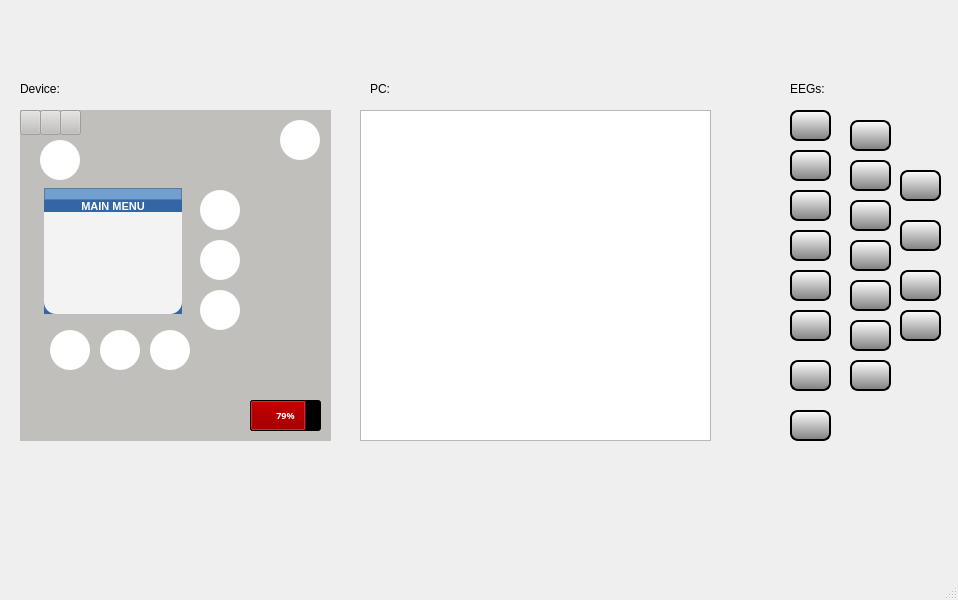
Old version of the form ui/mainwindow.ui in the repository Umar-J/Neureset-Feedback-EEG-Device.
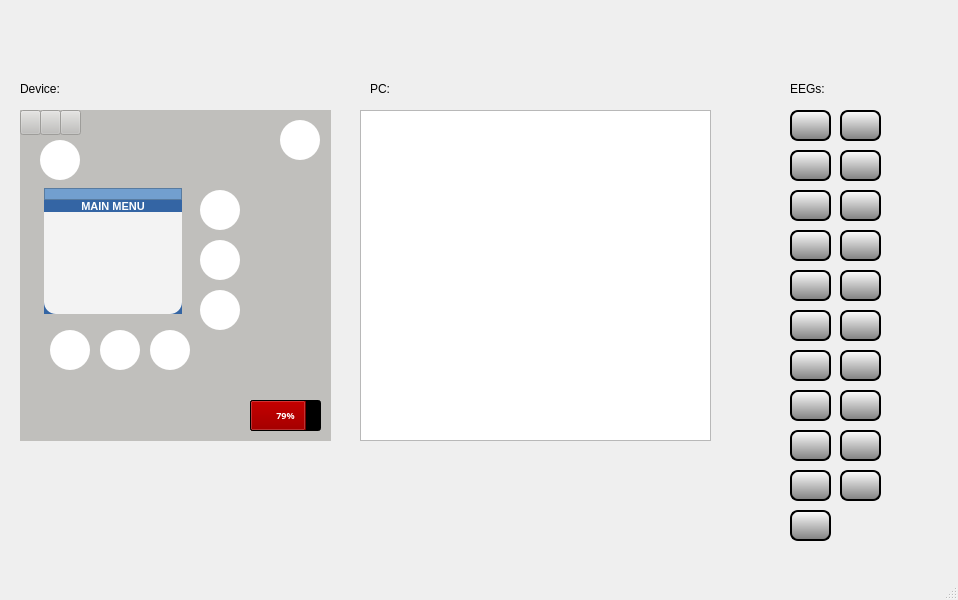
New version of the form. Icons and pictures are not drawn.

Commit message: added electrode funtionality and vector

```diff
--- a/ui/mainwindow.ui
+++ b/ui/mainwindow.ui
@@ -803,690 +803,6 @@
      </rect>
     </property>
    </widget>
-   <widget class="QPushButton" name="applyToSkinButton_4">
-    <property name="geometry">
-     <rect>
-      <x>790</x>
-      <y>190</y>
-      <width>41</width>
-      <height>31</height>
-     </rect>
-    </property>
-    <property name="autoFillBackground">
-     <bool>false</bool>
-    </property>
-    <property name="styleSheet">
-     <string notr="true">QPushButton {
-background-color: qlineargradient(x1: 0, y1: 0, x2: 0, y2: 1, stop: 0 white, stop: 1 grey);
-border-style: solid;
-border-color: black;
-border-width: 2px;
-border-radius: 8px;
-}
-
-QPushButton:pressed {
-	background-color: rgb(87, 227, 137);
-}</string>
-    </property>
-    <property name="text">
-     <string/>
-    </property>
-    <property name="checkable">
-     <bool>true</bool>
-    </property>
-    <property name="default">
-     <bool>true</bool>
-    </property>
-    <property name="flat">
-     <bool>false</bool>
-    </property>
-   </widget>
-   <widget class="QPushButton" name="applyToSkinButton_5">
-    <property name="geometry">
-     <rect>
-      <x>790</x>
-      <y>150</y>
-      <width>41</width>
-      <height>31</height>
-     </rect>
-    </property>
-    <property name="autoFillBackground">
-     <bool>false</bool>
-    </property>
-    <property name="styleSheet">
-     <string notr="true">QPushButton {
-background-color: qlineargradient(x1: 0, y1: 0, x2: 0, y2: 1, stop: 0 white, stop: 1 grey);
-border-style: solid;
-border-color: black;
-border-width: 2px;
-border-radius: 8px;
-}
-
-QPushButton:pressed {
-	background-color: rgb(87, 227, 137);
-}</string>
-    </property>
-    <property name="text">
-     <string/>
-    </property>
-    <property name="checkable">
-     <bool>true</bool>
-    </property>
-    <property name="default">
-     <bool>true</bool>
-    </property>
-    <property name="flat">
-     <bool>false</bool>
-    </property>
-   </widget>
-   <widget class="QPushButton" name="applyToSkinButton_6">
-    <property name="geometry">
-     <rect>
-      <x>790</x>
-      <y>230</y>
-      <width>41</width>
-      <height>31</height>
-     </rect>
-    </property>
-    <property name="autoFillBackground">
-     <bool>false</bool>
-    </property>
-    <property name="styleSheet">
-     <string notr="true">QPushButton {
-background-color: qlineargradient(x1: 0, y1: 0, x2: 0, y2: 1, stop: 0 white, stop: 1 grey);
-border-style: solid;
-border-color: black;
-border-width: 2px;
-border-radius: 8px;
-}
-
-QPushButton:pressed {
-	background-color: rgb(87, 227, 137);
-}</string>
-    </property>
-    <property name="text">
-     <string/>
-    </property>
-    <property name="checkable">
-     <bool>true</bool>
-    </property>
-    <property name="default">
-     <bool>true</bool>
-    </property>
-    <property name="flat">
-     <bool>false</bool>
-    </property>
-   </widget>
-   <widget class="QPushButton" name="applyToSkinButton_7">
-    <property name="geometry">
-     <rect>
-      <x>790</x>
-      <y>270</y>
-      <width>41</width>
-      <height>31</height>
-     </rect>
-    </property>
-    <property name="autoFillBackground">
-     <bool>false</bool>
-    </property>
-    <property name="styleSheet">
-     <string notr="true">QPushButton {
-background-color: qlineargradient(x1: 0, y1: 0, x2: 0, y2: 1, stop: 0 white, stop: 1 grey);
-border-style: solid;
-border-color: black;
-border-width: 2px;
-border-radius: 8px;
-}
-
-QPushButton:pressed {
-	background-color: rgb(87, 227, 137);
-}</string>
-    </property>
-    <property name="text">
-     <string/>
-    </property>
-    <property name="checkable">
-     <bool>true</bool>
-    </property>
-    <property name="default">
-     <bool>true</bool>
-    </property>
-    <property name="flat">
-     <bool>false</bool>
-    </property>
-   </widget>
-   <widget class="QPushButton" name="applyToSkinButton_8">
-    <property name="geometry">
-     <rect>
-      <x>850</x>
-      <y>160</y>
-      <width>41</width>
-      <height>31</height>
-     </rect>
-    </property>
-    <property name="autoFillBackground">
-     <bool>false</bool>
-    </property>
-    <property name="styleSheet">
-     <string notr="true">QPushButton {
-background-color: qlineargradient(x1: 0, y1: 0, x2: 0, y2: 1, stop: 0 white, stop: 1 grey);
-border-style: solid;
-border-color: black;
-border-width: 2px;
-border-radius: 8px;
-}
-
-QPushButton:pressed {
-	background-color: rgb(87, 227, 137);
-}</string>
-    </property>
-    <property name="text">
-     <string/>
-    </property>
-    <property name="checkable">
-     <bool>true</bool>
-    </property>
-    <property name="default">
-     <bool>true</bool>
-    </property>
-    <property name="flat">
-     <bool>false</bool>
-    </property>
-   </widget>
-   <widget class="QPushButton" name="applyToSkinButton_9">
-    <property name="geometry">
-     <rect>
-      <x>850</x>
-      <y>120</y>
-      <width>41</width>
-      <height>31</height>
-     </rect>
-    </property>
-    <property name="autoFillBackground">
-     <bool>false</bool>
-    </property>
-    <property name="styleSheet">
-     <string notr="true">QPushButton {
-background-color: qlineargradient(x1: 0, y1: 0, x2: 0, y2: 1, stop: 0 white, stop: 1 grey);
-border-style: solid;
-border-color: black;
-border-width: 2px;
-border-radius: 8px;
-}
-
-QPushButton:pressed {
-	background-color: rgb(87, 227, 137);
-}</string>
-    </property>
-    <property name="text">
-     <string/>
-    </property>
-    <property name="checkable">
-     <bool>true</bool>
-    </property>
-    <property name="default">
-     <bool>true</bool>
-    </property>
-    <property name="flat">
-     <bool>false</bool>
-    </property>
-   </widget>
-   <widget class="QPushButton" name="applyToSkinButton_10">
-    <property name="geometry">
-     <rect>
-      <x>850</x>
-      <y>200</y>
-      <width>41</width>
-      <height>31</height>
-     </rect>
-    </property>
-    <property name="autoFillBackground">
-     <bool>false</bool>
-    </property>
-    <property name="styleSheet">
-     <string notr="true">QPushButton {
-background-color: qlineargradient(x1: 0, y1: 0, x2: 0, y2: 1, stop: 0 white, stop: 1 grey);
-border-style: solid;
-border-color: black;
-border-width: 2px;
-border-radius: 8px;
-}
-
-QPushButton:pressed {
-	background-color: rgb(87, 227, 137);
-}</string>
-    </property>
-    <property name="text">
-     <string/>
-    </property>
-    <property name="checkable">
-     <bool>true</bool>
-    </property>
-    <property name="default">
-     <bool>true</bool>
-    </property>
-    <property name="flat">
-     <bool>false</bool>
-    </property>
-   </widget>
-   <widget class="QPushButton" name="applyToSkinButton_11">
-    <property name="geometry">
-     <rect>
-      <x>850</x>
-      <y>280</y>
-      <width>41</width>
-      <height>31</height>
-     </rect>
-    </property>
-    <property name="autoFillBackground">
-     <bool>false</bool>
-    </property>
-    <property name="styleSheet">
-     <string notr="true">QPushButton {
-background-color: qlineargradient(x1: 0, y1: 0, x2: 0, y2: 1, stop: 0 white, stop: 1 grey);
-border-style: solid;
-border-color: black;
-border-width: 2px;
-border-radius: 8px;
-}
-
-QPushButton:pressed {
-	background-color: rgb(87, 227, 137);
-}</string>
-    </property>
-    <property name="text">
-     <string/>
-    </property>
-    <property name="checkable">
-     <bool>true</bool>
-    </property>
-    <property name="default">
-     <bool>true</bool>
-    </property>
-    <property name="flat">
-     <bool>false</bool>
-    </property>
-   </widget>
-   <widget class="QPushButton" name="applyToSkinButton_12">
-    <property name="geometry">
-     <rect>
-      <x>850</x>
-      <y>240</y>
-      <width>41</width>
-      <height>31</height>
-     </rect>
-    </property>
-    <property name="autoFillBackground">
-     <bool>false</bool>
-    </property>
-    <property name="styleSheet">
-     <string notr="true">QPushButton {
-background-color: qlineargradient(x1: 0, y1: 0, x2: 0, y2: 1, stop: 0 white, stop: 1 grey);
-border-style: solid;
-border-color: black;
-border-width: 2px;
-border-radius: 8px;
-}
-
-QPushButton:pressed {
-	background-color: rgb(87, 227, 137);
-}</string>
-    </property>
-    <property name="text">
-     <string/>
-    </property>
-    <property name="checkable">
-     <bool>true</bool>
-    </property>
-    <property name="default">
-     <bool>true</bool>
-    </property>
-    <property name="flat">
-     <bool>false</bool>
-    </property>
-   </widget>
-   <widget class="QPushButton" name="applyToSkinButton_13">
-    <property name="geometry">
-     <rect>
-      <x>790</x>
-      <y>310</y>
-      <width>41</width>
-      <height>31</height>
-     </rect>
-    </property>
-    <property name="autoFillBackground">
-     <bool>false</bool>
-    </property>
-    <property name="styleSheet">
-     <string notr="true">QPushButton {
-background-color: qlineargradient(x1: 0, y1: 0, x2: 0, y2: 1, stop: 0 white, stop: 1 grey);
-border-style: solid;
-border-color: black;
-border-width: 2px;
-border-radius: 8px;
-}
-
-QPushButton:pressed {
-	background-color: rgb(87, 227, 137);
-}</string>
-    </property>
-    <property name="text">
-     <string/>
-    </property>
-    <property name="checkable">
-     <bool>true</bool>
-    </property>
-    <property name="default">
-     <bool>true</bool>
-    </property>
-    <property name="flat">
-     <bool>false</bool>
-    </property>
-   </widget>
-   <widget class="QPushButton" name="applyToSkinButton_14">
-    <property name="geometry">
-     <rect>
-      <x>790</x>
-      <y>360</y>
-      <width>41</width>
-      <height>31</height>
-     </rect>
-    </property>
-    <property name="autoFillBackground">
-     <bool>false</bool>
-    </property>
-    <property name="styleSheet">
-     <string notr="true">QPushButton {
-background-color: qlineargradient(x1: 0, y1: 0, x2: 0, y2: 1, stop: 0 white, stop: 1 grey);
-border-style: solid;
-border-color: black;
-border-width: 2px;
-border-radius: 8px;
-}
-
-QPushButton:pressed {
-	background-color: rgb(87, 227, 137);
-}</string>
-    </property>
-    <property name="text">
-     <string/>
-    </property>
-    <property name="checkable">
-     <bool>true</bool>
-    </property>
-    <property name="default">
-     <bool>true</bool>
-    </property>
-    <property name="flat">
-     <bool>false</bool>
-    </property>
-   </widget>
-   <widget class="QPushButton" name="applyToSkinButton_15">
-    <property name="geometry">
-     <rect>
-      <x>790</x>
-      <y>410</y>
-      <width>41</width>
-      <height>31</height>
-     </rect>
-    </property>
-    <property name="autoFillBackground">
-     <bool>false</bool>
-    </property>
-    <property name="styleSheet">
-     <string notr="true">QPushButton {
-background-color: qlineargradient(x1: 0, y1: 0, x2: 0, y2: 1, stop: 0 white, stop: 1 grey);
-border-style: solid;
-border-color: black;
-border-width: 2px;
-border-radius: 8px;
-}
-
-QPushButton:pressed {
-	background-color: rgb(87, 227, 137);
-}</string>
-    </property>
-    <property name="text">
-     <string/>
-    </property>
-    <property name="checkable">
-     <bool>true</bool>
-    </property>
-    <property name="default">
-     <bool>true</bool>
-    </property>
-    <property name="flat">
-     <bool>false</bool>
-    </property>
-   </widget>
-   <widget class="QPushButton" name="applyToSkinButton_16">
-    <property name="geometry">
-     <rect>
-      <x>850</x>
-      <y>320</y>
-      <width>41</width>
-      <height>31</height>
-     </rect>
-    </property>
-    <property name="autoFillBackground">
-     <bool>false</bool>
-    </property>
-    <property name="styleSheet">
-     <string notr="true">QPushButton {
-background-color: qlineargradient(x1: 0, y1: 0, x2: 0, y2: 1, stop: 0 white, stop: 1 grey);
-border-style: solid;
-border-color: black;
-border-width: 2px;
-border-radius: 8px;
-}
-
-QPushButton:pressed {
-	background-color: rgb(87, 227, 137);
-}</string>
-    </property>
-    <property name="text">
-     <string/>
-    </property>
-    <property name="checkable">
-     <bool>true</bool>
-    </property>
-    <property name="default">
-     <bool>true</bool>
-    </property>
-    <property name="flat">
-     <bool>false</bool>
-    </property>
-   </widget>
-   <widget class="QPushButton" name="applyToSkinButton_17">
-    <property name="geometry">
-     <rect>
-      <x>850</x>
-      <y>360</y>
-      <width>41</width>
-      <height>31</height>
-     </rect>
-    </property>
-    <property name="autoFillBackground">
-     <bool>false</bool>
-    </property>
-    <property name="styleSheet">
-     <string notr="true">QPushButton {
-background-color: qlineargradient(x1: 0, y1: 0, x2: 0, y2: 1, stop: 0 white, stop: 1 grey);
-border-style: solid;
-border-color: black;
-border-width: 2px;
-border-radius: 8px;
-}
-
-QPushButton:pressed {
-	background-color: rgb(87, 227, 137);
-}</string>
-    </property>
-    <property name="text">
-     <string/>
-    </property>
-    <property name="checkable">
-     <bool>true</bool>
-    </property>
-    <property name="default">
-     <bool>true</bool>
-    </property>
-    <property name="flat">
-     <bool>false</bool>
-    </property>
-   </widget>
-   <widget class="QPushButton" name="applyToSkinButton_18">
-    <property name="geometry">
-     <rect>
-      <x>900</x>
-      <y>220</y>
-      <width>41</width>
-      <height>31</height>
-     </rect>
-    </property>
-    <property name="autoFillBackground">
-     <bool>false</bool>
-    </property>
-    <property name="styleSheet">
-     <string notr="true">QPushButton {
-background-color: qlineargradient(x1: 0, y1: 0, x2: 0, y2: 1, stop: 0 white, stop: 1 grey);
-border-style: solid;
-border-color: black;
-border-width: 2px;
-border-radius: 8px;
-}
-
-QPushButton:pressed {
-	background-color: rgb(87, 227, 137);
-}</string>
-    </property>
-    <property name="text">
-     <string/>
-    </property>
-    <property name="checkable">
-     <bool>true</bool>
-    </property>
-    <property name="default">
-     <bool>true</bool>
-    </property>
-    <property name="flat">
-     <bool>false</bool>
-    </property>
-   </widget>
-   <widget class="QPushButton" name="applyToSkinButton_19">
-    <property name="geometry">
-     <rect>
-      <x>900</x>
-      <y>170</y>
-      <width>41</width>
-      <height>31</height>
-     </rect>
-    </property>
-    <property name="autoFillBackground">
-     <bool>false</bool>
-    </property>
-    <property name="styleSheet">
-     <string notr="true">QPushButton {
-background-color: qlineargradient(x1: 0, y1: 0, x2: 0, y2: 1, stop: 0 white, stop: 1 grey);
-border-style: solid;
-border-color: black;
-border-width: 2px;
-border-radius: 8px;
-}
-
-QPushButton:pressed {
-	background-color: rgb(87, 227, 137);
-}</string>
-    </property>
-    <property name="text">
-     <string/>
-    </property>
-    <property name="checkable">
-     <bool>true</bool>
-    </property>
-    <property name="default">
-     <bool>true</bool>
-    </property>
-    <property name="flat">
-     <bool>false</bool>
-    </property>
-   </widget>
-   <widget class="QPushButton" name="applyToSkinButton_20">
-    <property name="geometry">
-     <rect>
-      <x>900</x>
-      <y>270</y>
-      <width>41</width>
-      <height>31</height>
-     </rect>
-    </property>
-    <property name="autoFillBackground">
-     <bool>false</bool>
-    </property>
-    <property name="styleSheet">
-     <string notr="true">QPushButton {
-background-color: qlineargradient(x1: 0, y1: 0, x2: 0, y2: 1, stop: 0 white, stop: 1 grey);
-border-style: solid;
-border-color: black;
-border-width: 2px;
-border-radius: 8px;
-}
-
-QPushButton:pressed {
-	background-color: rgb(87, 227, 137);
-}</string>
-    </property>
-    <property name="text">
-     <string/>
-    </property>
-    <property name="checkable">
-     <bool>true</bool>
-    </property>
-    <property name="default">
-     <bool>true</bool>
-    </property>
-    <property name="flat">
-     <bool>false</bool>
-    </property>
-   </widget>
-   <widget class="QPushButton" name="applyToSkinButton_21">
-    <property name="geometry">
-     <rect>
-      <x>900</x>
-      <y>310</y>
-      <width>41</width>
-      <height>31</height>
-     </rect>
-    </property>
-    <property name="autoFillBackground">
-     <bool>false</bool>
-    </property>
-    <property name="styleSheet">
-     <string notr="true">QPushButton {
-background-color: qlineargradient(x1: 0, y1: 0, x2: 0, y2: 1, stop: 0 white, stop: 1 grey);
-border-style: solid;
-border-color: black;
-border-width: 2px;
-border-radius: 8px;
-}
-
-QPushButton:pressed {
-	background-color: rgb(87, 227, 137);
-}</string>
-    </property>
-    <property name="text">
-     <string/>
-    </property>
-    <property name="checkable">
-     <bool>true</bool>
-    </property>
-    <property name="default">
-     <bool>true</bool>
-    </property>
-    <property name="flat">
-     <bool>false</bool>
-    </property>
-   </widget>
    <widget class="QLabel" name="label">
     <property name="geometry">
      <rect>
@@ -1526,6 +842,766 @@
      <string>Device:</string>
     </property>
    </widget>
+   <widget class="QPushButton" name="electrode_1">
+    <property name="geometry">
+     <rect>
+      <x>790</x>
+      <y>150</y>
+      <width>41</width>
+      <height>31</height>
+     </rect>
+    </property>
+    <property name="autoFillBackground">
+     <bool>false</bool>
+    </property>
+    <property name="styleSheet">
+     <string notr="true">QPushButton {
+background-color: qlineargradient(x1: 0, y1: 0, x2: 0, y2: 1, stop: 0 white, stop: 1 grey);
+border-style: solid;
+border-color: black;
+border-width: 2px;
+border-radius: 8px;
+}
+
+QPushButton:pressed {
+	background-color: rgb(87, 227, 137);
+}</string>
+    </property>
+    <property name="text">
+     <string/>
+    </property>
+    <property name="checkable">
+     <bool>true</bool>
+    </property>
+    <property name="default">
+     <bool>true</bool>
+    </property>
+    <property name="flat">
+     <bool>false</bool>
+    </property>
+   </widget>
+   <widget class="QPushButton" name="electrode_2">
+    <property name="geometry">
+     <rect>
+      <x>790</x>
+      <y>190</y>
+      <width>41</width>
+      <height>31</height>
+     </rect>
+    </property>
+    <property name="autoFillBackground">
+     <bool>false</bool>
+    </property>
+    <property name="styleSheet">
+     <string notr="true">QPushButton {
+background-color: qlineargradient(x1: 0, y1: 0, x2: 0, y2: 1, stop: 0 white, stop: 1 grey);
+border-style: solid;
+border-color: black;
+border-width: 2px;
+border-radius: 8px;
+}
+
+QPushButton:pressed {
+	background-color: rgb(87, 227, 137);
+}</string>
+    </property>
+    <property name="text">
+     <string/>
+    </property>
+    <property name="checkable">
+     <bool>true</bool>
+    </property>
+    <property name="default">
+     <bool>true</bool>
+    </property>
+    <property name="flat">
+     <bool>false</bool>
+    </property>
+   </widget>
+   <widget class="QPushButton" name="electrode_3">
+    <property name="geometry">
+     <rect>
+      <x>790</x>
+      <y>230</y>
+      <width>41</width>
+      <height>31</height>
+     </rect>
+    </property>
+    <property name="autoFillBackground">
+     <bool>false</bool>
+    </property>
+    <property name="styleSheet">
+     <string notr="true">QPushButton {
+background-color: qlineargradient(x1: 0, y1: 0, x2: 0, y2: 1, stop: 0 white, stop: 1 grey);
+border-style: solid;
+border-color: black;
+border-width: 2px;
+border-radius: 8px;
+}
+
+QPushButton:pressed {
+	background-color: rgb(87, 227, 137);
+}</string>
+    </property>
+    <property name="text">
+     <string/>
+    </property>
+    <property name="checkable">
+     <bool>true</bool>
+    </property>
+    <property name="default">
+     <bool>true</bool>
+    </property>
+    <property name="flat">
+     <bool>false</bool>
+    </property>
+   </widget>
+   <widget class="QPushButton" name="electrode_4">
+    <property name="geometry">
+     <rect>
+      <x>790</x>
+      <y>270</y>
+      <width>41</width>
+      <height>31</height>
+     </rect>
+    </property>
+    <property name="autoFillBackground">
+     <bool>false</bool>
+    </property>
+    <property name="styleSheet">
+     <string notr="true">QPushButton {
+background-color: qlineargradient(x1: 0, y1: 0, x2: 0, y2: 1, stop: 0 white, stop: 1 grey);
+border-style: solid;
+border-color: black;
+border-width: 2px;
+border-radius: 8px;
+}
+
+QPushButton:pressed {
+	background-color: rgb(87, 227, 137);
+}</string>
+    </property>
+    <property name="text">
+     <string/>
+    </property>
+    <property name="checkable">
+     <bool>true</bool>
+    </property>
+    <property name="default">
+     <bool>true</bool>
+    </property>
+    <property name="flat">
+     <bool>false</bool>
+    </property>
+   </widget>
+   <widget class="QPushButton" name="electrode_5">
+    <property name="geometry">
+     <rect>
+      <x>790</x>
+      <y>310</y>
+      <width>41</width>
+      <height>31</height>
+     </rect>
+    </property>
+    <property name="autoFillBackground">
+     <bool>false</bool>
+    </property>
+    <property name="styleSheet">
+     <string notr="true">QPushButton {
+background-color: qlineargradient(x1: 0, y1: 0, x2: 0, y2: 1, stop: 0 white, stop: 1 grey);
+border-style: solid;
+border-color: black;
+border-width: 2px;
+border-radius: 8px;
+}
+
+QPushButton:pressed {
+	background-color: rgb(87, 227, 137);
+}</string>
+    </property>
+    <property name="text">
+     <string/>
+    </property>
+    <property name="checkable">
+     <bool>true</bool>
+    </property>
+    <property name="default">
+     <bool>true</bool>
+    </property>
+    <property name="flat">
+     <bool>false</bool>
+    </property>
+   </widget>
+   <widget class="QPushButton" name="electrode_6">
+    <property name="geometry">
+     <rect>
+      <x>790</x>
+      <y>350</y>
+      <width>41</width>
+      <height>31</height>
+     </rect>
+    </property>
+    <property name="autoFillBackground">
+     <bool>false</bool>
+    </property>
+    <property name="styleSheet">
+     <string notr="true">QPushButton {
+background-color: qlineargradient(x1: 0, y1: 0, x2: 0, y2: 1, stop: 0 white, stop: 1 grey);
+border-style: solid;
+border-color: black;
+border-width: 2px;
+border-radius: 8px;
+}
+
+QPushButton:pressed {
+	background-color: rgb(87, 227, 137);
+}</string>
+    </property>
+    <property name="text">
+     <string/>
+    </property>
+    <property name="checkable">
+     <bool>true</bool>
+    </property>
+    <property name="default">
+     <bool>true</bool>
+    </property>
+    <property name="flat">
+     <bool>false</bool>
+    </property>
+   </widget>
+   <widget class="QPushButton" name="electrode_7">
+    <property name="geometry">
+     <rect>
+      <x>790</x>
+      <y>390</y>
+      <width>41</width>
+      <height>31</height>
+     </rect>
+    </property>
+    <property name="autoFillBackground">
+     <bool>false</bool>
+    </property>
+    <property name="styleSheet">
+     <string notr="true">QPushButton {
+background-color: qlineargradient(x1: 0, y1: 0, x2: 0, y2: 1, stop: 0 white, stop: 1 grey);
+border-style: solid;
+border-color: black;
+border-width: 2px;
+border-radius: 8px;
+}
+
+QPushButton:pressed {
+	background-color: rgb(87, 227, 137);
+}</string>
+    </property>
+    <property name="text">
+     <string/>
+    </property>
+    <property name="checkable">
+     <bool>true</bool>
+    </property>
+    <property name="default">
+     <bool>true</bool>
+    </property>
+    <property name="flat">
+     <bool>false</bool>
+    </property>
+   </widget>
+   <widget class="QPushButton" name="electrode_8">
+    <property name="geometry">
+     <rect>
+      <x>790</x>
+      <y>430</y>
+      <width>41</width>
+      <height>31</height>
+     </rect>
+    </property>
+    <property name="autoFillBackground">
+     <bool>false</bool>
+    </property>
+    <property name="styleSheet">
+     <string notr="true">QPushButton {
+background-color: qlineargradient(x1: 0, y1: 0, x2: 0, y2: 1, stop: 0 white, stop: 1 grey);
+border-style: solid;
+border-color: black;
+border-width: 2px;
+border-radius: 8px;
+}
+
+QPushButton:pressed {
+	background-color: rgb(87, 227, 137);
+}</string>
+    </property>
+    <property name="text">
+     <string/>
+    </property>
+    <property name="checkable">
+     <bool>true</bool>
+    </property>
+    <property name="default">
+     <bool>true</bool>
+    </property>
+    <property name="flat">
+     <bool>false</bool>
+    </property>
+   </widget>
+   <widget class="QPushButton" name="electrode_9">
+    <property name="geometry">
+     <rect>
+      <x>790</x>
+      <y>470</y>
+      <width>41</width>
+      <height>31</height>
+     </rect>
+    </property>
+    <property name="autoFillBackground">
+     <bool>false</bool>
+    </property>
+    <property name="styleSheet">
+     <string notr="true">QPushButton {
+background-color: qlineargradient(x1: 0, y1: 0, x2: 0, y2: 1, stop: 0 white, stop: 1 grey);
+border-style: solid;
+border-color: black;
+border-width: 2px;
+border-radius: 8px;
+}
+
+QPushButton:pressed {
+	background-color: rgb(87, 227, 137);
+}</string>
+    </property>
+    <property name="text">
+     <string/>
+    </property>
+    <property name="checkable">
+     <bool>true</bool>
+    </property>
+    <property name="default">
+     <bool>true</bool>
+    </property>
+    <property name="flat">
+     <bool>false</bool>
+    </property>
+   </widget>
+   <widget class="QPushButton" name="electrode_10">
+    <property name="geometry">
+     <rect>
+      <x>790</x>
+      <y>510</y>
+      <width>41</width>
+      <height>31</height>
+     </rect>
+    </property>
+    <property name="autoFillBackground">
+     <bool>false</bool>
+    </property>
+    <property name="styleSheet">
+     <string notr="true">QPushButton {
+background-color: qlineargradient(x1: 0, y1: 0, x2: 0, y2: 1, stop: 0 white, stop: 1 grey);
+border-style: solid;
+border-color: black;
+border-width: 2px;
+border-radius: 8px;
+}
+
+QPushButton:pressed {
+	background-color: rgb(87, 227, 137);
+}</string>
+    </property>
+    <property name="text">
+     <string/>
+    </property>
+    <property name="checkable">
+     <bool>true</bool>
+    </property>
+    <property name="default">
+     <bool>true</bool>
+    </property>
+    <property name="flat">
+     <bool>false</bool>
+    </property>
+   </widget>
+   <widget class="QPushButton" name="electrode_11">
+    <property name="geometry">
+     <rect>
+      <x>840</x>
+      <y>110</y>
+      <width>41</width>
+      <height>31</height>
+     </rect>
+    </property>
+    <property name="autoFillBackground">
+     <bool>false</bool>
+    </property>
+    <property name="styleSheet">
+     <string notr="true">QPushButton {
+background-color: qlineargradient(x1: 0, y1: 0, x2: 0, y2: 1, stop: 0 white, stop: 1 grey);
+border-style: solid;
+border-color: black;
+border-width: 2px;
+border-radius: 8px;
+}
+
+QPushButton:pressed {
+	background-color: rgb(87, 227, 137);
+}</string>
+    </property>
+    <property name="text">
+     <string/>
+    </property>
+    <property name="checkable">
+     <bool>true</bool>
+    </property>
+    <property name="default">
+     <bool>true</bool>
+    </property>
+    <property name="flat">
+     <bool>false</bool>
+    </property>
+   </widget>
+   <widget class="QPushButton" name="electrode_12">
+    <property name="geometry">
+     <rect>
+      <x>840</x>
+      <y>150</y>
+      <width>41</width>
+      <height>31</height>
+     </rect>
+    </property>
+    <property name="autoFillBackground">
+     <bool>false</bool>
+    </property>
+    <property name="styleSheet">
+     <string notr="true">QPushButton {
+background-color: qlineargradient(x1: 0, y1: 0, x2: 0, y2: 1, stop: 0 white, stop: 1 grey);
+border-style: solid;
+border-color: black;
+border-width: 2px;
+border-radius: 8px;
+}
+
+QPushButton:pressed {
+	background-color: rgb(87, 227, 137);
+}</string>
+    </property>
+    <property name="text">
+     <string/>
+    </property>
+    <property name="checkable">
+     <bool>true</bool>
+    </property>
+    <property name="default">
+     <bool>true</bool>
+    </property>
+    <property name="flat">
+     <bool>false</bool>
+    </property>
+   </widget>
+   <widget class="QPushButton" name="electrode_13">
+    <property name="geometry">
+     <rect>
+      <x>840</x>
+      <y>190</y>
+      <width>41</width>
+      <height>31</height>
+     </rect>
+    </property>
+    <property name="autoFillBackground">
+     <bool>false</bool>
+    </property>
+    <property name="styleSheet">
+     <string notr="true">QPushButton {
+background-color: qlineargradient(x1: 0, y1: 0, x2: 0, y2: 1, stop: 0 white, stop: 1 grey);
+border-style: solid;
+border-color: black;
+border-width: 2px;
+border-radius: 8px;
+}
+
+QPushButton:pressed {
+	background-color: rgb(87, 227, 137);
+}</string>
+    </property>
+    <property name="text">
+     <string/>
+    </property>
+    <property name="checkable">
+     <bool>true</bool>
+    </property>
+    <property name="default">
+     <bool>true</bool>
+    </property>
+    <property name="flat">
+     <bool>false</bool>
+    </property>
+   </widget>
+   <widget class="QPushButton" name="electrode_14">
+    <property name="geometry">
+     <rect>
+      <x>840</x>
+      <y>230</y>
+      <width>41</width>
+      <height>31</height>
+     </rect>
+    </property>
+    <property name="autoFillBackground">
+     <bool>false</bool>
+    </property>
+    <property name="styleSheet">
+     <string notr="true">QPushButton {
+background-color: qlineargradient(x1: 0, y1: 0, x2: 0, y2: 1, stop: 0 white, stop: 1 grey);
+border-style: solid;
+border-color: black;
+border-width: 2px;
+border-radius: 8px;
+}
+
+QPushButton:pressed {
+	background-color: rgb(87, 227, 137);
+}</string>
+    </property>
+    <property name="text">
+     <string/>
+    </property>
+    <property name="checkable">
+     <bool>true</bool>
+    </property>
+    <property name="default">
+     <bool>true</bool>
+    </property>
+    <property name="flat">
+     <bool>false</bool>
+    </property>
+   </widget>
+   <widget class="QPushButton" name="electrode_15">
+    <property name="geometry">
+     <rect>
+      <x>840</x>
+      <y>270</y>
+      <width>41</width>
+      <height>31</height>
+     </rect>
+    </property>
+    <property name="autoFillBackground">
+     <bool>false</bool>
+    </property>
+    <property name="styleSheet">
+     <string notr="true">QPushButton {
+background-color: qlineargradient(x1: 0, y1: 0, x2: 0, y2: 1, stop: 0 white, stop: 1 grey);
+border-style: solid;
+border-color: black;
+border-width: 2px;
+border-radius: 8px;
+}
+
+QPushButton:pressed {
+	background-color: rgb(87, 227, 137);
+}</string>
+    </property>
+    <property name="text">
+     <string/>
+    </property>
+    <property name="checkable">
+     <bool>true</bool>
+    </property>
+    <property name="default">
+     <bool>true</bool>
+    </property>
+    <property name="flat">
+     <bool>false</bool>
+    </property>
+   </widget>
+   <widget class="QPushButton" name="electrode_16">
+    <property name="geometry">
+     <rect>
+      <x>840</x>
+      <y>310</y>
+      <width>41</width>
+      <height>31</height>
+     </rect>
+    </property>
+    <property name="autoFillBackground">
+     <bool>false</bool>
+    </property>
+    <property name="styleSheet">
+     <string notr="true">QPushButton {
+background-color: qlineargradient(x1: 0, y1: 0, x2: 0, y2: 1, stop: 0 white, stop: 1 grey);
+border-style: solid;
+border-color: black;
+border-width: 2px;
+border-radius: 8px;
+}
+
+QPushButton:pressed {
+	background-color: rgb(87, 227, 137);
+}</string>
+    </property>
+    <property name="text">
+     <string/>
+    </property>
+    <property name="checkable">
+     <bool>true</bool>
+    </property>
+    <property name="default">
+     <bool>true</bool>
+    </property>
+    <property name="flat">
+     <bool>false</bool>
+    </property>
+   </widget>
+   <widget class="QPushButton" name="electrode_17">
+    <property name="geometry">
+     <rect>
+      <x>840</x>
+      <y>350</y>
+      <width>41</width>
+      <height>31</height>
+     </rect>
+    </property>
+    <property name="autoFillBackground">
+     <bool>false</bool>
+    </property>
+    <property name="styleSheet">
+     <string notr="true">QPushButton {
+background-color: qlineargradient(x1: 0, y1: 0, x2: 0, y2: 1, stop: 0 white, stop: 1 grey);
+border-style: solid;
+border-color: black;
+border-width: 2px;
+border-radius: 8px;
+}
+
+QPushButton:pressed {
+	background-color: rgb(87, 227, 137);
+}</string>
+    </property>
+    <property name="text">
+     <string/>
+    </property>
+    <property name="checkable">
+     <bool>true</bool>
+    </property>
+    <property name="default">
+     <bool>true</bool>
+    </property>
+    <property name="flat">
+     <bool>false</bool>
+    </property>
+   </widget>
+   <widget class="QPushButton" name="electrode_18">
+    <property name="geometry">
+     <rect>
+      <x>840</x>
+      <y>390</y>
+      <width>41</width>
+      <height>31</height>
+     </rect>
+    </property>
+    <property name="autoFillBackground">
+     <bool>false</bool>
+    </property>
+    <property name="styleSheet">
+     <string notr="true">QPushButton {
+background-color: qlineargradient(x1: 0, y1: 0, x2: 0, y2: 1, stop: 0 white, stop: 1 grey);
+border-style: solid;
+border-color: black;
+border-width: 2px;
+border-radius: 8px;
+}
+
+QPushButton:pressed {
+	background-color: rgb(87, 227, 137);
+}</string>
+    </property>
+    <property name="text">
+     <string/>
+    </property>
+    <property name="checkable">
+     <bool>true</bool>
+    </property>
+    <property name="default">
+     <bool>true</bool>
+    </property>
+    <property name="flat">
+     <bool>false</bool>
+    </property>
+   </widget>
+   <widget class="QPushButton" name="electrode_19">
+    <property name="geometry">
+     <rect>
+      <x>840</x>
+      <y>430</y>
+      <width>41</width>
+      <height>31</height>
+     </rect>
+    </property>
+    <property name="autoFillBackground">
+     <bool>false</bool>
+    </property>
+    <property name="styleSheet">
+     <string notr="true">QPushButton {
+background-color: qlineargradient(x1: 0, y1: 0, x2: 0, y2: 1, stop: 0 white, stop: 1 grey);
+border-style: solid;
+border-color: black;
+border-width: 2px;
+border-radius: 8px;
+}
+
+QPushButton:pressed {
+	background-color: rgb(87, 227, 137);
+}</string>
+    </property>
+    <property name="text">
+     <string/>
+    </property>
+    <property name="checkable">
+     <bool>true</bool>
+    </property>
+    <property name="default">
+     <bool>true</bool>
+    </property>
+    <property name="flat">
+     <bool>false</bool>
+    </property>
+   </widget>
+   <widget class="QPushButton" name="electrode_20">
+    <property name="geometry">
+     <rect>
+      <x>840</x>
+      <y>470</y>
+      <width>41</width>
+      <height>31</height>
+     </rect>
+    </property>
+    <property name="autoFillBackground">
+     <bool>false</bool>
+    </property>
+    <property name="styleSheet">
+     <string notr="true">QPushButton {
+background-color: qlineargradient(x1: 0, y1: 0, x2: 0, y2: 1, stop: 0 white, stop: 1 grey);
+border-style: solid;
+border-color: black;
+border-width: 2px;
+border-radius: 8px;
+}
+
+QPushButton:pressed {
+	background-color: rgb(87, 227, 137);
+}</string>
+    </property>
+    <property name="text">
+     <string/>
+    </property>
+    <property name="checkable">
+     <bool>true</bool>
+    </property>
+    <property name="default">
+     <bool>true</bool>
+    </property>
+    <property name="flat">
+     <bool>false</bool>
+    </property>
+   </widget>
   </widget>
   <widget class="QMenuBar" name="menubar">
    <property name="geometry">
```
Left out of the diff: 2 changed lines with no effect on the pictures. The commit also changes 2 other files.
